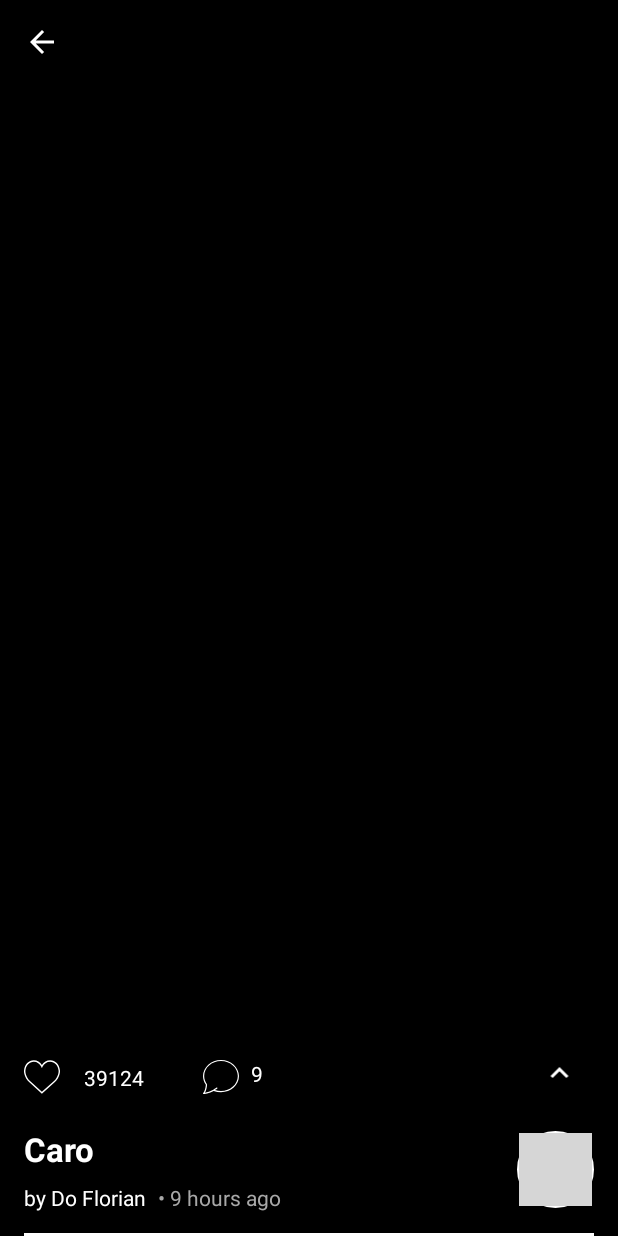
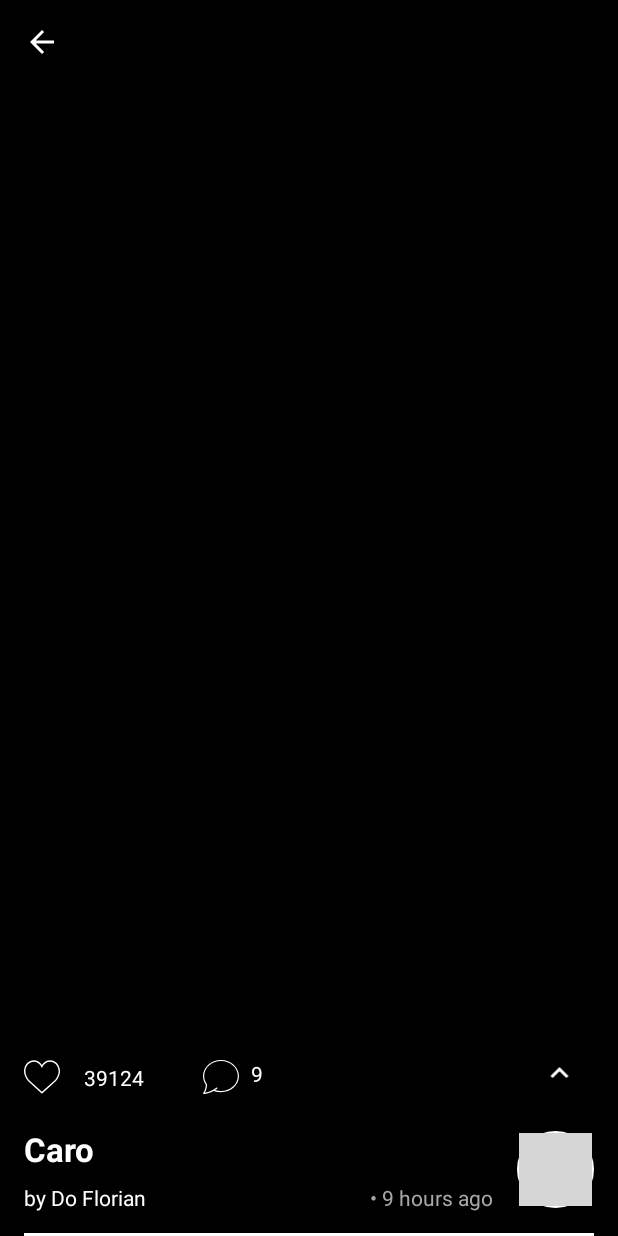
Before and after one commit to florian-do/My500px, an Android app: the layout fragment_photo_detail_host.xml on its own in the app's theme, with its tools: preview values and no code run, on a phone screen of 412 x 824 dp. Run offline under Robolectric (Android 15) with nearby library versions, the light colour scheme and no system bars; grey boxes are pictures that could not be loaded.

Commit message:
Try to optimize MotionLayout

```diff
--- a/app/src/main/java/com/do_f/my500px/listener/OnSystemUIListener.kt
+++ b/app/src/main/java/com/do_f/my500px/listener/OnSystemUIListener.kt
@@ -2,5 +2,4 @@ package com.do_f.my500px.listener
 
 interface OnSystemUIListener {
     fun isSystemUIHidden(isHidden: Boolean)
-    fun onDataReady()
 }
--- a/app/src/main/java/com/do_f/my500px/ui/fragment/ShowcaseFragment.kt
+++ b/app/src/main/java/com/do_f/my500px/ui/fragment/ShowcaseFragment.kt
@@ -3,6 +3,7 @@ package com.do_f.my500px.ui.fragment
 import android.content.Context
 import androidx.databinding.DataBindingUtil
 import android.os.Bundle
+import android.util.Log
 import android.view.LayoutInflater
 import android.view.View
 import android.view.View.GONE
@@ -100,6 +101,7 @@ class ShowcaseFragment : BFragment() {
         })
 
         binding.swipeRefresh.setOnRefreshListener {
+            binding.error.visibility = GONE
             refreshDatasource()
         }
 
--- a/app/src/main/res/layout/fragment_photo_detail_host.xml
+++ b/app/src/main/res/layout/fragment_photo_detail_host.xml
@@ -165,15 +165,17 @@
 					<TextView
 						android:id="@+id/author"
 						tools:text="by Do Florian"
-						android:layout_width="wrap_content"
+						android:layout_width="0dp"
 						android:layout_height="wrap_content"
 						android:textAppearance="@style/TextAppearance.AppCompat.Small"
 						android:textColor="@color/white"
+						android:gravity="start"
 						android:text="@{@string/showcase_author(vm.author)}"
 						android:layout_marginTop="8dp"
 						android:layout_marginStart="16dp"
 						android:layout_marginBottom="16dp"
 						app:layout_constraintTop_toBottomOf="@+id/title"
+						app:layout_constraintEnd_toStartOf="@id/datetime"
 						app:layout_constraintStart_toStartOf="parent"
 						app:layout_constraintBottom_toBottomOf="parent"/>
 
@@ -183,11 +185,11 @@
 						android:layout_height="0dp"
 						android:id="@+id/datetime"
 						android:textAppearance="@style/TextAppearance.AppCompat.Small"
-						android:layout_marginStart="8dp"
+						android:layout_marginEnd="16dp"
 						android:layout_marginBottom="16dp"
 						android:textColor="@color/gray"
 						android:text="@{vm.datetime}"
-						app:layout_constraintStart_toEndOf="@+id/author"
+						app:layout_constraintEnd_toStartOf="@+id/background_avatar"
 						app:layout_constraintBottom_toBottomOf="parent"
 						android:layout_marginTop="8dp"
 						app:layout_constraintTop_toBottomOf="@+id/title"/>
--- a/app/src/main/res/xml-land/picture_viewer_scene_01.xml
+++ b/app/src/main/res/xml-land/picture_viewer_scene_01.xml
@@ -12,20 +12,6 @@
 			motion:touchAnchorId="@+id/content"
 			motion:touchAnchorSide="top"
 			motion:dragDirection="dragUp" />
-
-		<KeyFrameSet>
-
-			<KeyAttribute
-				motion:framePosition="0"
-				motion:motionTarget="@id/content"
-				android:background="@color/black_alpha50" />
-
-			<KeyAttribute
-				motion:framePosition="100"
-				motion:motionTarget="@id/content"
-				android:background="@color/black" />
-
-		</KeyFrameSet>
 
 	</Transition>
 
--- a/app/src/main/res/xml/picture_viewer_scene_01.xml
+++ b/app/src/main/res/xml/picture_viewer_scene_01.xml
@@ -12,20 +12,6 @@
 			motion:touchAnchorId="@+id/content"
 			motion:touchAnchorSide="top"
 			motion:dragDirection="dragUp" />
-
-		<KeyFrameSet>
-
-			<KeyAttribute
-				motion:framePosition="0"
-				motion:motionTarget="@id/extraContent"
-				android:alpha="0" />
-
-			<KeyAttribute
-				motion:framePosition="100"
-				motion:motionTarget="@id/extraContent"
-				android:alpha="1" />
-
-		</KeyFrameSet>
 
 	</Transition>
 
```
Also changed, not shown: app/src/main/java/com/do_f/my500px/extensions.kt (+11 -0 lines), app/src/main/java/com/do_f/my500px/ui/MainActivity.kt (+12 -20 lines), app/src/main/java/com/do_f/my500px/ui/fragment/PhotoDetailHostFragment.kt (+31 -23 lines), app/src/main/res/layout/activity_main.xml (+10 -0 lines), app/src/main/res/layout/adapter_comment.xml (+4 -8 lines).
